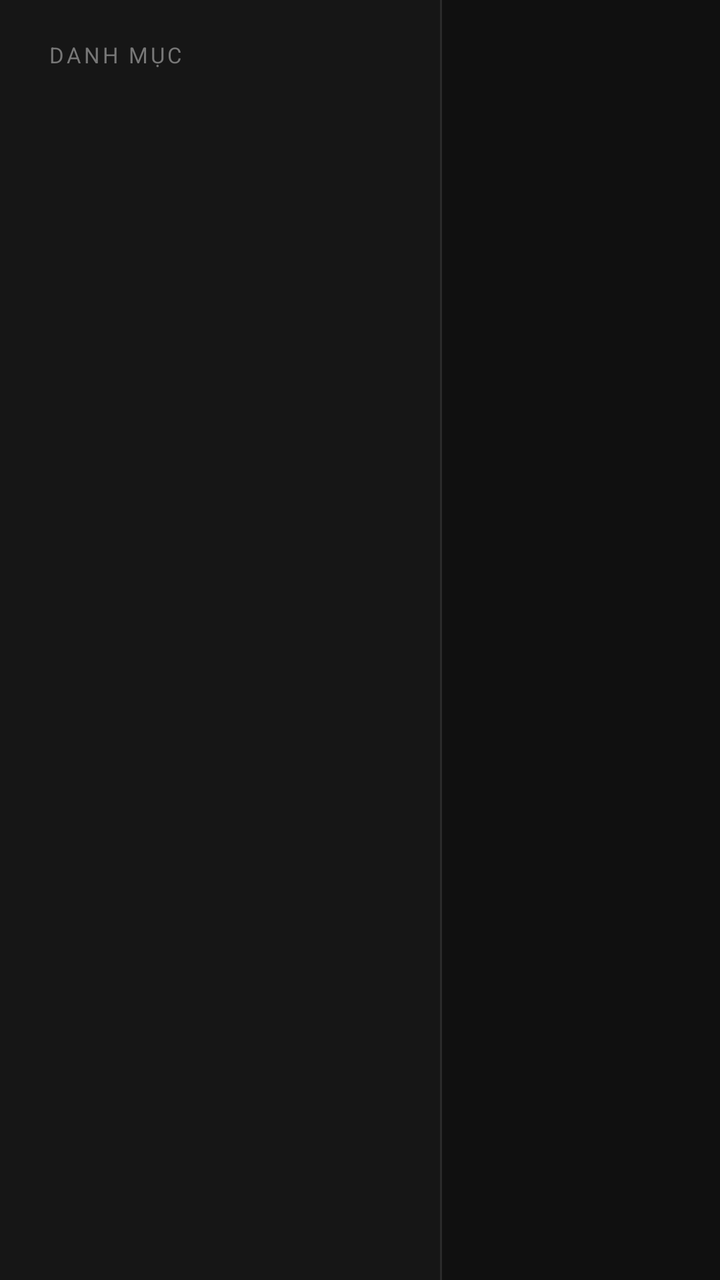
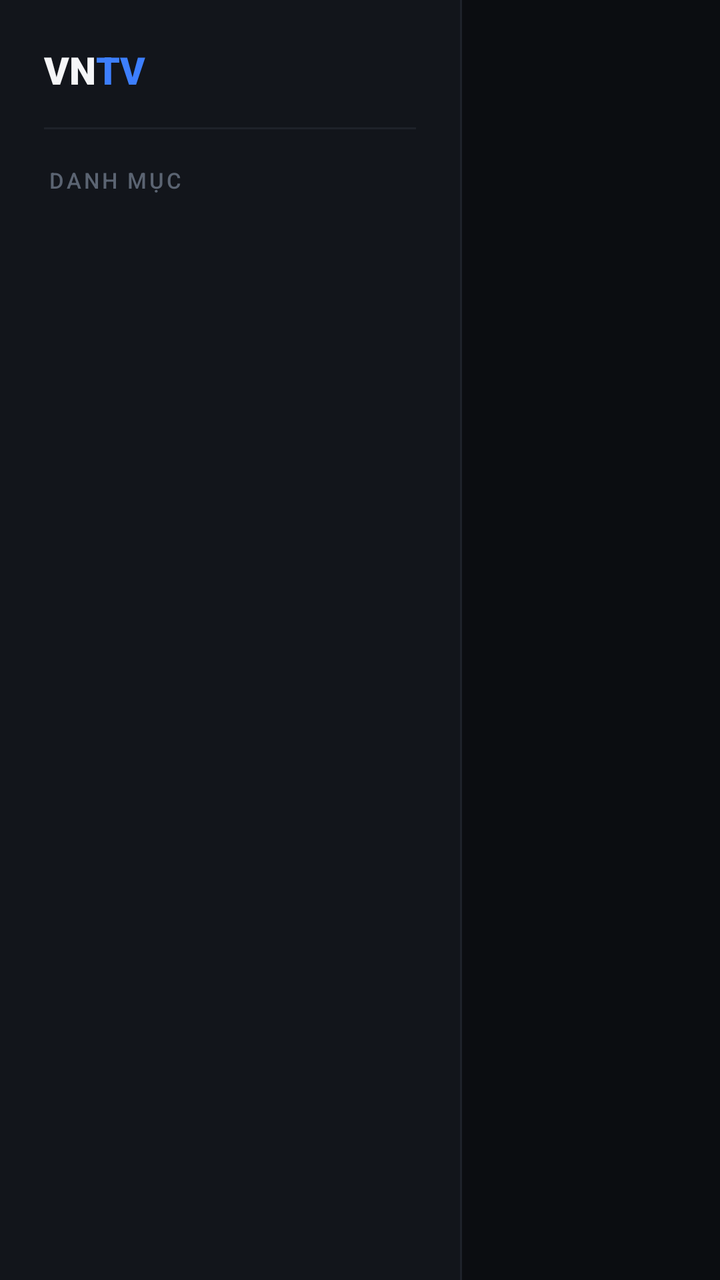

Before-and-after screenshots of an Android layout around one commit, followed by the original layout XML and the change that was made.
<!-- AndroidManifest.xml: application theme Theme.VnTv -->
<!-- res/layout/activity_main.xml -->
<?xml version="1.0" encoding="utf-8"?>
<LinearLayout xmlns:android="http://schemas.android.com/apk/res/android"
    android:layout_width="match_parent"
    android:layout_height="match_parent"
    android:orientation="horizontal"
    android:background="#101010">

    <LinearLayout
        android:layout_width="220dp"
        android:layout_height="match_parent"
        android:orientation="vertical"
        android:background="#161616">

        <TextView
            android:layout_width="match_parent"
            android:layout_height="wrap_content"
            android:text="@string/sidebar_header"
            android:textColor="#777777"
            android:textSize="11sp"
            android:letterSpacing="0.12"
            android:paddingHorizontal="24dp"
            android:paddingTop="20dp"
            android:paddingBottom="8dp" />

        <androidx.recyclerview.widget.RecyclerView
            android:id="@+id/category_tabs"
            android:layout_width="match_parent"
            android:layout_height="0dp"
            android:layout_weight="1"
            android:clipToPadding="false" />
    </LinearLayout>

    <View
        android:layout_width="1dp"
        android:layout_height="match_parent"
        android:background="#2A2A2A" />

    <FrameLayout
        android:layout_width="0dp"
        android:layout_height="match_parent"
        android:layout_weight="1">

        <androidx.recyclerview.widget.RecyclerView
            android:id="@+id/channel_grid"
            android:layout_width="match_parent"
            android:layout_height="match_parent"
            android:padding="18dp"
            android:clipToPadding="false" />

        <ProgressBar
            android:id="@+id/progress_bar"
            android:layout_width="wrap_content"
            android:layout_height="wrap_content"
            android:layout_gravity="center"
            android:visibility="visible" />

        <TextView
            android:id="@+id/empty_view"
            android:layout_width="wrap_content"
            android:layout_height="wrap_content"
            android:layout_gravity="center"
            android:text="@string/no_channels"
            android:textColor="#FFFFFF"
            android:textSize="18sp"
            android:visibility="gone" />
    </FrameLayout>
</LinearLayout>
<!-- resources referenced by this layout -->
<resources>
  <string name="no_channels">Không tải được kênh nào. Vào Settings để kiểm tra nguồn.</string>
  <string name="sidebar_header">DANH MỤC</string>
  <style name="Theme.VnTv" parent="Theme.AppCompat.NoActionBar">
          <item name="android:windowBackground">#101010</item>
      </style>
</resources>

<!-- the commit's change to res/layout/activity_main.xml (unified diff, before → after) -->
@@ -3,23 +3,53 @@
     android:layout_width="match_parent"
     android:layout_height="match_parent"
     android:orientation="horizontal"
-    android:background="#101010">
+    android:background="@color/bg_base">
 
     <LinearLayout
-        android:layout_width="220dp"
+        android:layout_width="230dp"
         android:layout_height="match_parent"
         android:orientation="vertical"
-        android:background="#161616">
+        android:background="@color/surface_sidebar">
+
+        <LinearLayout
+            android:layout_width="match_parent"
+            android:layout_height="wrap_content"
+            android:orientation="horizontal"
+            android:gravity="center_vertical"
+            android:paddingHorizontal="22dp"
+            android:paddingTop="22dp"
+            android:paddingBottom="16dp">
+
+            <TextView
+                android:layout_width="wrap_content"
+                android:layout_height="wrap_content"
+                android:text="@string/brand_prefix"
+                android:textColor="@color/text_primary"
+                android:fontFamily="sans-serif-black"
+                android:textSize="19sp" />
+
+            <TextView
+                android:layout_width="wrap_content"
+                android:layout_height="wrap_content"
+                android:text="@string/brand_suffix"
+                android:textColor="@color/accent"
+                android:fontFamily="sans-serif-black"
+                android:textSize="19sp" />
+        </LinearLayout>
+
+        <View
+            android:layout_width="match_parent"
+            android:layout_height="1dp"
+            android:layout_marginHorizontal="22dp"
+            android:background="@color/divider" />
 
         <TextView
             android:layout_width="match_parent"
             android:layout_height="wrap_content"
             android:text="@string/sidebar_header"
-            android:textColor="#777777"
-            android:textSize="11sp"
-            android:letterSpacing="0.12"
+            style="@style/TextAppearance.VnTv.SectionLabel"
             android:paddingHorizontal="24dp"
-            android:paddingTop="20dp"
+            android:paddingTop="18dp"
             android:paddingBottom="8dp" />
 
         <androidx.recyclerview.widget.RecyclerView
@@ -33,7 +63,7 @@
     <View
         android:layout_width="1dp"
         android:layout_height="match_parent"
-        android:background="#2A2A2A" />
+        android:background="@color/divider" />
 
     <FrameLayout
         android:layout_width="0dp"
@@ -44,7 +74,7 @@
             android:id="@+id/channel_grid"
             android:layout_width="match_parent"
             android:layout_height="match_parent"
-            android:padding="18dp"
+            android:padding="16dp"
             android:clipToPadding="false" />
 
         <ProgressBar
@@ -52,6 +82,7 @@
             android:layout_width="wrap_content"
             android:layout_height="wrap_content"
             android:layout_gravity="center"
+            android:indeterminateTint="@color/accent"
             android:visibility="visible" />
 
         <TextView
@@ -60,8 +91,9 @@
             android:layout_height="wrap_content"
             android:layout_gravity="center"
             android:text="@string/no_channels"
-            android:textColor="#FFFFFF"
-            android:textSize="18sp"
+            android:textColor="@color/text_secondary"
+            android:gravity="center"
+            android:textSize="16sp"
             android:visibility="gone" />
     </FrameLayout>
 </LinearLayout>
<!-- resource entries referenced after the edit -->
@@ -1,9 +1,32 @@
 <!-- resources referenced by this layout -->
 <resources>
+  <color name="accent">#3D7FFF</color>
+  <color name="bg_base">#0B0D11</color>
+  <color name="divider">#1E222A</color>
+  <color name="surface_sidebar">#12151B</color>
+  <color name="text_primary">#F5F6F8</color>
+  <color name="text_secondary">#99A2B3</color>
+  <string name="brand_prefix">VN</string>
+  <string name="brand_suffix">TV</string>
   <string name="no_channels">Không tải được kênh nào. Vào Settings để kiểm tra nguồn.</string>
   <string name="sidebar_header">DANH MỤC</string>
+  <style name="TextAppearance.VnTv.SectionLabel">
+          <item name="android:textColor">@color/text_tertiary</item>
+          <item name="android:textSize">11sp</item>
+          <item name="android:letterSpacing">0.12</item>
+          <item name="android:fontFamily">sans-serif-medium</item>
+          <item name="android:textAllCaps">true</item>
+      </style>
   <style name="Theme.VnTv" parent="Theme.AppCompat.NoActionBar">
-          <item name="android:windowBackground">#101010</item>
+          <item name="android:windowBackground">@color/bg_base</item>
+          <item name="colorAccent">@color/accent</item>
+          <item name="colorControlNormal">@color/text_secondary</item>
+          <item name="colorControlActivated">@color/accent</item>
+          <item name="colorControlHighlight">@color/accent_soft</item>
+          <item name="android:textColorPrimary">@color/text_primary</item>
+          <item name="android:textColorSecondary">@color/text_secondary</item>
       </style>
+  <color name="text_tertiary">#5B6472</color>
+  <color name="accent_soft">#1C2B47</color>
 </resources>
 
